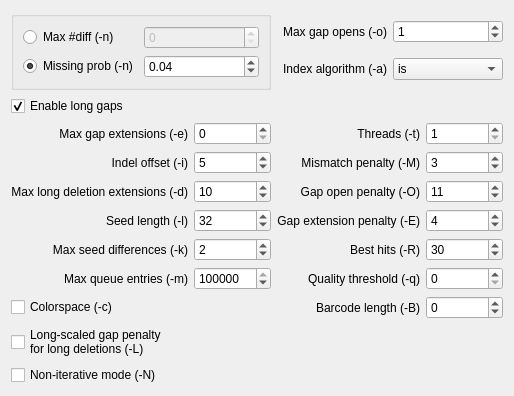
First picture: the form in src/plugins/external_tool_support/src/ui/BwaSettings.ui, repository violethaze74/ugene, before the edit.
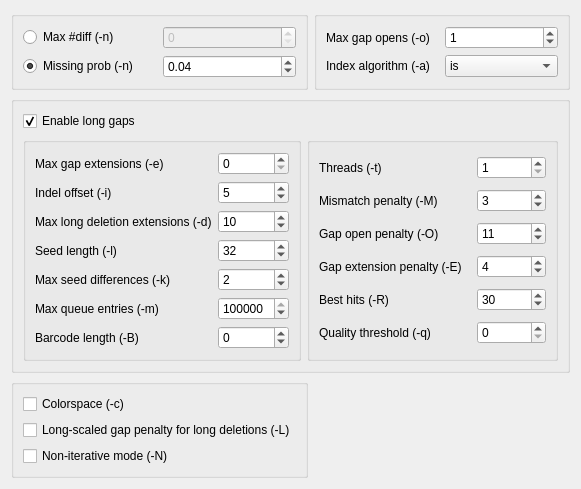
Second picture: the form after the edit.

Diff of the .ui file:
```diff
--- a/src/plugins/external_tool_support/src/ui/BwaSettings.ui
+++ b/src/plugins/external_tool_support/src/ui/BwaSettings.ui
@@ -6,161 +6,45 @@
    <rect>
     <x>0</x>
     <y>0</y>
-    <width>514</width>
-    <height>344</height>
+    <width>581</width>
+    <height>424</height>
    </rect>
   </property>
   <property name="windowTitle">
    <string>Form</string>
   </property>
-  <layout class="QGridLayout" name="gridLayout">
-   <item row="8" column="0">
-    <widget class="QLabel" name="label_4">
-     <property name="text">
-      <string>Max gap extensions (-e)</string>
-     </property>
-     <property name="alignment">
-      <set>Qt::AlignRight|Qt::AlignTrailing|Qt::AlignVCenter</set>
-     </property>
-    </widget>
-   </item>
-   <item row="9" column="0">
-    <widget class="QLabel" name="label_5">
-     <property name="text">
-      <string>Indel offset (-i)</string>
-     </property>
-     <property name="alignment">
-      <set>Qt::AlignRight|Qt::AlignTrailing|Qt::AlignVCenter</set>
-     </property>
-    </widget>
-   </item>
-   <item row="10" column="0">
-    <widget class="QLabel" name="label_6">
-     <property name="text">
-      <string>Max long deletion extensions (-d)</string>
-     </property>
-     <property name="alignment">
-      <set>Qt::AlignRight|Qt::AlignTrailing|Qt::AlignVCenter</set>
-     </property>
-    </widget>
-   </item>
-   <item row="11" column="0">
-    <widget class="QLabel" name="label_7">
-     <property name="text">
-      <string>Seed length (-l)</string>
-     </property>
-     <property name="alignment">
-      <set>Qt::AlignRight|Qt::AlignTrailing|Qt::AlignVCenter</set>
-     </property>
-    </widget>
-   </item>
-   <item row="12" column="0">
-    <widget class="QLabel" name="label_8">
-     <property name="text">
-      <string>Max seed differences (-k)</string>
-     </property>
-     <property name="alignment">
-      <set>Qt::AlignRight|Qt::AlignTrailing|Qt::AlignVCenter</set>
-     </property>
-    </widget>
-   </item>
-   <item row="13" column="0">
-    <widget class="QLabel" name="label_9">
-     <property name="text">
-      <string>Max queue entries (-m)</string>
-     </property>
-     <property name="alignment">
-      <set>Qt::AlignRight|Qt::AlignTrailing|Qt::AlignVCenter</set>
-     </property>
-    </widget>
-   </item>
-   <item row="8" column="1">
-    <widget class="QSpinBox" name="maxGapExtensionsSpinBox">
-     <property name="minimum">
-      <number>0</number>
-     </property>
-     <property name="maximum">
-      <number>2000000</number>
-     </property>
-     <property name="value">
-      <number>0</number>
-     </property>
-    </widget>
-   </item>
-   <item row="9" column="1">
-    <widget class="QSpinBox" name="indelOffsetSpinBox">
-     <property name="maximum">
-      <number>2000000</number>
-     </property>
-     <property name="value">
-      <number>5</number>
-     </property>
-    </widget>
-   </item>
-   <item row="10" column="1">
-    <widget class="QSpinBox" name="maxLongDeletionExtensionsSpinBox">
-     <property name="maximum">
-      <number>2000000</number>
-     </property>
-     <property name="value">
-      <number>10</number>
-     </property>
-    </widget>
-   </item>
-   <item row="11" column="1">
-    <widget class="QSpinBox" name="seedLengthSpinBox">
-     <property name="maximum">
-      <number>2000000</number>
-     </property>
-     <property name="value">
-      <number>32</number>
-     </property>
-    </widget>
-   </item>
-   <item row="12" column="1">
-    <widget class="QSpinBox" name="maxSeedDifferencesSpinBox">
-     <property name="maximum">
-      <number>2000000</number>
-     </property>
-     <property name="value">
-      <number>2</number>
-     </property>
-    </widget>
-   </item>
-   <item row="13" column="1">
-    <widget class="QSpinBox" name="maxQueueEntriesSpinBox">
-     <property name="maximum">
-      <number>2000000</number>
-     </property>
-     <property name="value">
-      <number>2000000</number>
-     </property>
-    </widget>
-   </item>
-   <item row="7" column="0">
-    <widget class="QCheckBox" name="enableLongGapsCheckBox">
-     <property name="text">
-      <string>Enable long gaps</string>
-     </property>
-     <property name="checked">
-      <bool>true</bool>
-     </property>
-    </widget>
-   </item>
-   <item row="1" column="0" colspan="2">
+  <layout class="QGridLayout" name="gridLayout_5">
+   <item row="0" column="0">
     <widget class="QGroupBox" name="groupBox">
      <property name="title">
       <string/>
      </property>
      <layout class="QGridLayout" name="gridLayout_2">
-      <item row="2" column="1">
+      <item row="0" column="0">
+       <widget class="QRadioButton" name="maxDiffRadioButton">
+        <property name="text">
+         <string>Max #diff (-n)</string>
+        </property>
+       </widget>
+      </item>
+      <item row="0" column="1">
        <widget class="QSpinBox" name="maxDiffSpinBox">
         <property name="enabled">
          <bool>false</bool>
         </property>
        </widget>
       </item>
-      <item row="3" column="1">
+      <item row="1" column="0">
+       <widget class="QRadioButton" name="missingProbRadioButton">
+        <property name="text">
+         <string>Missing prob (-n)</string>
+        </property>
+        <property name="checked">
+         <bool>true</bool>
+        </property>
+       </widget>
+      </item>
+      <item row="1" column="1">
        <widget class="QDoubleSpinBox" name="missingProbSpinBox">
         <property name="maximum">
          <double>1.000000000000000</double>
@@ -173,44 +57,116 @@
         </property>
        </widget>
       </item>
-      <item row="3" column="0">
-       <widget class="QRadioButton" name="missingProbRadioButton">
+     </layout>
+    </widget>
+   </item>
+   <item row="0" column="1">
+    <widget class="QGroupBox" name="groupBox">
+     <layout class="QGridLayout" name="gridLayout_3">
+      <item row="0" column="0">
+       <widget class="QLabel" name="label_2">
+        <property name="layoutDirection">
+         <enum>Qt::LeftToRight</enum>
+        </property>
         <property name="text">
-         <string>Missing prob (-n)</string>
+         <string>Max gap opens (-o)</string>
         </property>
-        <property name="checked">
-         <bool>true</bool>
+        <property name="alignment">
+         <set>Qt::AlignLeading|Qt::AlignLeft|Qt::AlignVCenter</set>
         </property>
+        <property name="margin">
+         <number>5</number>
+        </property>
        </widget>
       </item>
-      <item row="2" column="0">
-       <widget class="QRadioButton" name="maxDiffRadioButton">
+      <item row="0" column="1">
+       <widget class="QSpinBox" name="maxGapOpensSpinBox">
+        <property name="value">
+         <number>1</number>
+        </property>
+       </widget>
+      </item>
+      <item row="1" column="0">
+       <widget class="QLabel" name="label">
         <property name="text">
-         <string>Max #diff (-n)</string>
+         <string>Index algorithm (-a)</string>
         </property>
+        <property name="alignment">
+         <set>Qt::AlignLeading|Qt::AlignLeft|Qt::AlignVCenter</set>
+        </property>
+        <property name="margin">
+         <number>5</number>
+        </property>
        </widget>
       </item>
+      <item row="1" column="1">
+       <widget class="QComboBox" name="indexAlgorithmComboBox">
+        <property name="currentIndex">
+         <number>2</number>
+        </property>
+        <item>
+         <property name="text">
+          <string>bwtsw</string>
+         </property>
+        </item>
+        <item>
+         <property name="text">
+          <string>div</string>
+         </property>
+        </item>
+        <item>
+         <property name="text">
+          <string>is</string>
+         </property>
+        </item>
+       </widget>
+      </item>
      </layout>
     </widget>
    </item>
-   <item row="13" column="3">
-    <widget class="QSpinBox" name="qualityThresholdSpinBox">
-     <property name="maximum">
-      <number>255</number>
+   <item row="1" column="0" colspan="2">
+    <widget class="QGroupBox" name="groupBox_4">
+     <property name="title">
+      <string/>
      </property>
-    </widget>
-   </item>
-   <item row="12" column="2">
-    <widget class="QLabel" name="label_14">
+     <layout class="QGridLayout" name="gridLayout_6">
+      <item row="1" column="1">
+       <widget class="QGroupBox" name="groupBox_2">
+        <property name="title">
+         <string/>
+        </property>
+        <layout class="QGridLayout" name="gridLayout">
+         <item row="0" column="0" colspan="2">
+          <widget class="QLabel" name="label_10">
+           <property name="text">
+            <string>Threads (-t)</string>
+           </property>
+           <property name="alignment">
+            <set>Qt::AlignLeading|Qt::AlignLeft|Qt::AlignVCenter</set>
+           </property>
+          </widget>
+         </item>
+         <item row="0" column="2" colspan="2">
+          <widget class="QSpinBox" name="threadsSpinBox">
+           <property name="minimum">
+            <number>1</number>
+           </property>
+           <property name="value">
+            <number>1</number>
+           </property>
+          </widget>
+         </item>
+         <item row="1" column="0" colspan="2">
+          <widget class="QLabel" name="label_11">
      <property name="text">
-      <string>Best hits (-R)</string>
+            <string>Mismatch penalty (-M)</string>
      </property>
      <property name="alignment">
-      <set>Qt::AlignRight|Qt::AlignTrailing|Qt::AlignVCenter</set>
+            <set>Qt::AlignLeading|Qt::AlignLeft|Qt::AlignVCenter</set>
      </property>
     </widget>
    </item>
-   <item row="9" column="3">
+         <item row="1" column="2" colspan="2">
     <widget class="QSpinBox" name="mismatchPenaltySpinBox">
      <property name="maximum">
       <number>2000000</number>
@@ -220,27 +176,17 @@
      </property>
     </widget>
    </item>
-   <item row="10" column="2">
+         <item row="2" column="0" colspan="2">
     <widget class="QLabel" name="label_12">
      <property name="text">
       <string>Gap open penalty (-O)</string>
      </property>
      <property name="alignment">
-      <set>Qt::AlignRight|Qt::AlignTrailing|Qt::AlignVCenter</set>
+            <set>Qt::AlignLeading|Qt::AlignLeft|Qt::AlignVCenter</set>
      </property>
     </widget>
    </item>
-   <item row="20" column="3">
-    <widget class="QSpinBox" name="barcodeLengthSpinBox">
-     <property name="minimum">
-      <number>-2000000</number>
-     </property>
-     <property name="maximum">
-      <number>2000000</number>
-     </property>
-    </widget>
-   </item>
-   <item row="10" column="3">
+         <item row="2" column="2" colspan="2">
     <widget class="QSpinBox" name="gapOpenPenaltySpinBox">
      <property name="maximum">
       <number>2000000</number>
@@ -250,37 +196,17 @@
      </property>
     </widget>
    </item>
-   <item row="20" column="2">
-    <widget class="QLabel" name="label_16">
+         <item row="3" column="0" colspan="2">
+          <widget class="QLabel" name="label_13">
      <property name="text">
-      <string>Barcode length (-B)</string>
+            <string>Gap extension penalty (-E)</string>
      </property>
      <property name="alignment">
-      <set>Qt::AlignRight|Qt::AlignTrailing|Qt::AlignVCenter</set>
+            <set>Qt::AlignLeading|Qt::AlignLeft|Qt::AlignVCenter</set>
      </property>
     </widget>
    </item>
-   <item row="8" column="3">
-    <widget class="QSpinBox" name="threadsSpinBox">
-     <property name="minimum">
-      <number>1</number>
-     </property>
-     <property name="value">
-      <number>1</number>
-     </property>
-    </widget>
-   </item>
-   <item row="13" column="2">
-    <widget class="QLabel" name="label_15">
-     <property name="text">
-      <string>Quality threshold (-q)</string>
-     </property>
-     <property name="alignment">
-      <set>Qt::AlignRight|Qt::AlignTrailing|Qt::AlignVCenter</set>
-     </property>
-    </widget>
-   </item>
-   <item row="11" column="3">
+         <item row="3" column="2" colspan="2">
     <widget class="QSpinBox" name="gapExtensionPenaltySpinBox">
      <property name="maximum">
       <number>2000000</number>
@@ -290,7 +216,17 @@
      </property>
     </widget>
    </item>
-   <item row="12" column="3">
+         <item row="4" column="0" colspan="2">
+          <widget class="QLabel" name="label_14">
+           <property name="text">
+            <string>Best hits (-R)</string>
+           </property>
+           <property name="alignment">
+            <set>Qt::AlignLeading|Qt::AlignLeft|Qt::AlignVCenter</set>
+           </property>
+          </widget>
+         </item>
+         <item row="4" column="2" colspan="2">
     <widget class="QSpinBox" name="bestHitsSpinBox">
      <property name="maximum">
       <number>2000000</number>
@@ -300,110 +236,226 @@
      </property>
     </widget>
    </item>
-   <item row="9" column="2">
-    <widget class="QLabel" name="label_11">
+         <item row="5" column="0">
+          <widget class="QLabel" name="label_15">
      <property name="text">
-      <string>Mismatch penalty (-M)</string>
+            <string>Quality threshold (-q)</string>
      </property>
      <property name="alignment">
-      <set>Qt::AlignRight|Qt::AlignTrailing|Qt::AlignVCenter</set>
+            <set>Qt::AlignLeading|Qt::AlignLeft|Qt::AlignVCenter</set>
      </property>
     </widget>
    </item>
-   <item row="11" column="2">
-    <widget class="QLabel" name="label_13">
+         <item row="5" column="2" colspan="2">
+          <widget class="QSpinBox" name="qualityThresholdSpinBox">
+           <property name="maximum">
+            <number>255</number>
+           </property>
+          </widget>
+         </item>
+        </layout>
+       </widget>
+      </item>
+      <item row="1" column="0">
+       <widget class="QGroupBox" name="groupBox_3">
+        <property name="title">
+         <string/>
+        </property>
+        <layout class="QGridLayout" name="gridLayout_4">
+         <item row="0" column="0">
+          <widget class="QLabel" name="label_4">
      <property name="text">
-      <string>Gap extension penalty (-E)</string>
+            <string>Max gap extensions (-e)</string>
      </property>
      <property name="alignment">
-      <set>Qt::AlignRight|Qt::AlignTrailing|Qt::AlignVCenter</set>
+            <set>Qt::AlignLeading|Qt::AlignLeft|Qt::AlignVCenter</set>
      </property>
     </widget>
    </item>
-   <item row="8" column="2">
-    <widget class="QLabel" name="label_10">
+         <item row="0" column="1">
+          <widget class="QSpinBox" name="maxGapExtensionsSpinBox">
+           <property name="minimum">
+            <number>0</number>
+           </property>
+           <property name="maximum">
+            <number>2000000</number>
+           </property>
+           <property name="value">
+            <number>0</number>
+           </property>
+          </widget>
+         </item>
+         <item row="1" column="0">
+          <widget class="QLabel" name="label_5">
      <property name="text">
-      <string>Threads (-t)</string>
+            <string>Indel offset (-i)</string>
      </property>
      <property name="alignment">
-      <set>Qt::AlignRight|Qt::AlignTrailing|Qt::AlignVCenter</set>
+            <set>Qt::AlignLeading|Qt::AlignLeft|Qt::AlignVCenter</set>
      </property>
     </widget>
    </item>
-   <item row="20" column="0">
+         <item row="1" column="1">
+          <widget class="QSpinBox" name="indelOffsetSpinBox">
+           <property name="maximum">
+            <number>2000000</number>
+           </property>
+           <property name="value">
+            <number>5</number>
+           </property>
+          </widget>
+         </item>
+         <item row="2" column="0">
+          <widget class="QLabel" name="label_6">
+           <property name="text">
+            <string>Max long deletion extensions (-d)</string>
+           </property>
+           <property name="alignment">
+            <set>Qt::AlignLeading|Qt::AlignLeft|Qt::AlignVCenter</set>
+           </property>
+          </widget>
+         </item>
+         <item row="2" column="1">
+          <widget class="QSpinBox" name="maxLongDeletionExtensionsSpinBox">
+           <property name="maximum">
+            <number>2000000</number>
+           </property>
+           <property name="value">
+            <number>10</number>
+           </property>
+          </widget>
+         </item>
+         <item row="3" column="0">
+          <widget class="QLabel" name="label_7">
+           <property name="text">
+            <string>Seed length (-l)</string>
+           </property>
+           <property name="alignment">
+            <set>Qt::AlignLeading|Qt::AlignLeft|Qt::AlignVCenter</set>
+           </property>
+          </widget>
+         </item>
+         <item row="3" column="1">
+          <widget class="QSpinBox" name="seedLengthSpinBox">
+           <property name="maximum">
+            <number>2000000</number>
+           </property>
+           <property name="value">
+            <number>32</number>
+           </property>
+          </widget>
+         </item>
+         <item row="4" column="0">
+          <widget class="QLabel" name="label_8">
+           <property name="layoutDirection">
+            <enum>Qt::RightToLeft</enum>
+           </property>
+           <property name="text">
+            <string>Max seed differences (-k)</string>
+           </property>
+           <property name="alignment">
+            <set>Qt::AlignLeading|Qt::AlignLeft|Qt::AlignVCenter</set>
+           </property>
+          </widget>
+         </item>
+         <item row="4" column="1">
+          <widget class="QSpinBox" name="maxSeedDifferencesSpinBox">
+           <property name="maximum">
+            <number>2000000</number>
+           </property>
+           <property name="value">
+            <number>2</number>
+           </property>
+          </widget>
+         </item>
+         <item row="5" column="0">
+          <widget class="QLabel" name="label_9">
+           <property name="text">
+            <string>Max queue entries (-m)</string>
+           </property>
+           <property name="alignment">
+            <set>Qt::AlignLeading|Qt::AlignLeft|Qt::AlignVCenter</set>
+           </property>
+          </widget>
+         </item>
+         <item row="5" column="1">
+          <widget class="QSpinBox" name="maxQueueEntriesSpinBox">
+           <property name="maximum">
+            <number>2000000</number>
+           </property>
+           <property name="value">
+            <number>2000000</number>
+           </property>
+          </widget>
+         </item>
+         <item row="6" column="0">
+          <widget class="QLabel" name="label_16">
+           <property name="text">
+            <string>Barcode length (-B)</string>
+           </property>
+           <property name="alignment">
+            <set>Qt::AlignLeading|Qt::AlignLeft|Qt::AlignVCenter</set>
+           </property>
+          </widget>
+         </item>
+         <item row="6" column="1">
+          <widget class="QSpinBox" name="barcodeLengthSpinBox">
+           <property name="minimum">
+            <number>-2000000</number>
+           </property>
+           <property name="maximum">
+            <number>2000000</number>
+           </property>
+          </widget>
+         </item>
+        </layout>
+       </widget>
+      </item>
+      <item row="0" column="0">
+       <widget class="QCheckBox" name="enableLongGapsCheckBox">
+        <property name="text">
+         <string>Enable long gaps</string>
+        </property>
+        <property name="checked">
+         <bool>true</bool>
+        </property>
+       </widget>
+      </item>
+     </layout>
+     <zorder>groupBox_2</zorder>
+     <zorder>groupBox_3</zorder>
+     <zorder>enableLongGapsCheckBox</zorder>
+    </widget>
+   </item>
+   <item row="2" column="0" rowspan="2">
+    <widget class="QGroupBox" name="groupBox_5">
+     <property name="title">
+      <string/>
+     </property>
+     <layout class="QGridLayout" name="gridLayout_7">
+      <item row="0" column="0">
     <widget class="QCheckBox" name="colorspaceCheckBox">
      <property name="text">
       <string>Colorspace (-c)</string>
      </property>
     </widget>
    </item>
-   <item row="21" column="0">
+      <item row="1" column="0">
     <widget class="QCheckBox" name="longScaledGapPenaltyForLongDeletionsCheckBox">
      <property name="text">
-      <string>Long-scaled gap penalty
-for long deletions (-L)</string>
+         <string>Long-scaled gap penalty for long deletions (-L)</string>
      </property>
     </widget>
    </item>
-   <item row="22" column="0">
+      <item row="2" column="0">
     <widget class="QCheckBox" name="nonIterativeModeCheckBox">
      <property name="text">
       <string>Non-iterative mode (-N)</string>
      </property>
     </widget>
    </item>
-   <item row="1" column="2" colspan="2">
-    <layout class="QGridLayout" name="gridLayout_3">
-     <item row="0" column="0">
-      <widget class="QLabel" name="label_2">
-       <property name="text">
-        <string>Max gap opens (-o)</string>
-       </property>
-       <property name="alignment">
-        <set>Qt::AlignRight|Qt::AlignTrailing|Qt::AlignVCenter</set>
-       </property>
-      </widget>
-     </item>
-     <item row="1" column="0">
-      <widget class="QLabel" name="label">
-       <property name="text">
-        <string>Index algorithm (-a)</string>
-       </property>
-       <property name="alignment">
-        <set>Qt::AlignRight|Qt::AlignTrailing|Qt::AlignVCenter</set>
-       </property>
-      </widget>
-     </item>
-     <item row="0" column="1">
-      <widget class="QSpinBox" name="maxGapOpensSpinBox">
-       <property name="value">
-        <number>1</number>
-       </property>
-      </widget>
-     </item>
-     <item row="1" column="1">
-      <widget class="QComboBox" name="indexAlgorithmComboBox">
-       <property name="currentIndex">
-        <number>2</number>
-       </property>
-       <item>
-        <property name="text">
-         <string>bwtsw</string>
-        </property>
-       </item>
-       <item>
-        <property name="text">
-         <string>div</string>
-        </property>
-       </item>
-       <item>
-        <property name="text">
-         <string>is</string>
-        </property>
-       </item>
-      </widget>
-     </item>
-    </layout>
+     </layout>
+    </widget>
    </item>
   </layout>
  </widget>
```
Left out of the diff: 43 changed lines with no effect on the pictures. Lines whose indentation alone changed are shown as unchanged.
